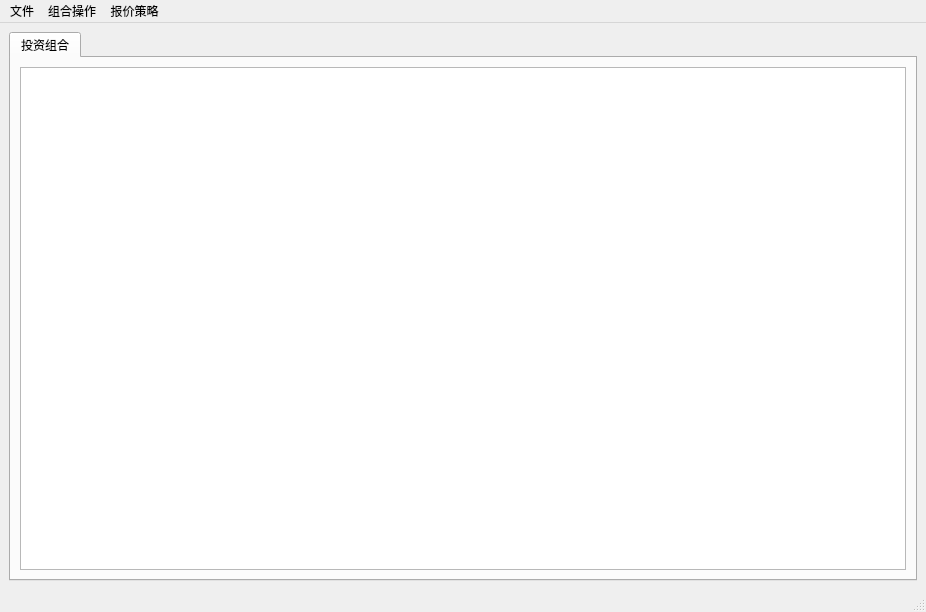
Before: the Qt Designer form easytrader/tradeui.ui in unit-xx/xfiles, drawn with Qt 5.
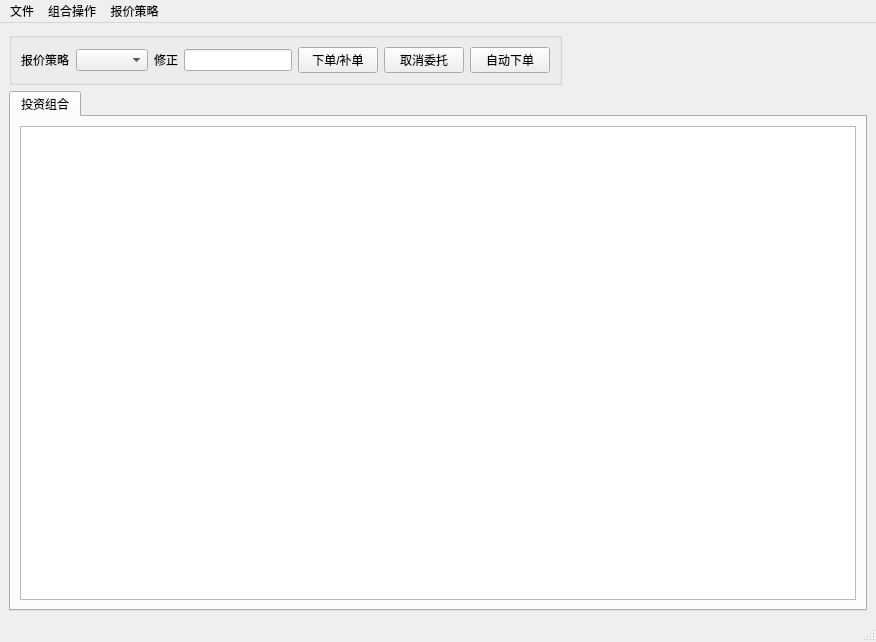
After: the same form once the commit is applied.

What changed in the file:
```diff
--- a/easytrader/tradeui.ui
+++ b/easytrader/tradeui.ui
@@ -6,8 +6,8 @@
    <rect>
     <x>0</x>
     <y>0</y>
-    <width>926</width>
-    <height>612</height>
+    <width>876</width>
+    <height>642</height>
    </rect>
   </property>
   <property name="sizePolicy">
@@ -20,8 +20,71 @@
    <string>EasyTrader</string>
   </property>
   <widget class="QWidget" name="centralwidget">
-   <layout class="QVBoxLayout" name="verticalLayout">
-    <item>
+   <layout class="QGridLayout" name="gridLayout_2">
+    <item row="0" column="0">
+     <widget class="QGroupBox" name="groupBox">
+      <property name="sizePolicy">
+       <sizepolicy hsizetype="Fixed" vsizetype="Fixed">
+        <horstretch>0</horstretch>
+        <verstretch>0</verstretch>
+       </sizepolicy>
+      </property>
+      <property name="title">
+       <string/>
+      </property>
+      <layout class="QGridLayout" name="gridLayout">
+       <item row="0" column="0">
+        <widget class="QLabel" name="label">
+         <property name="text">
+          <string>报价策略</string>
+         </property>
+        </widget>
+       </item>
+       <item row="0" column="1">
+        <widget class="QComboBox" name="comboBox"/>
+       </item>
+       <item row="0" column="2">
+        <widget class="QLabel" name="label_2">
+         <property name="text">
+          <string>修正</string>
+         </property>
+        </widget>
+       </item>
+       <item row="0" column="3">
+        <widget class="QLineEdit" name="lineEdit">
+         <property name="sizePolicy">
+          <sizepolicy hsizetype="Minimum" vsizetype="Fixed">
+           <horstretch>0</horstretch>
+           <verstretch>0</verstretch>
+          </sizepolicy>
+         </property>
+        </widget>
+       </item>
+       <item row="0" column="4">
+        <widget class="QPushButton" name="pushButton">
+         <property name="text">
+          <string>下单/补单</string>
+         </property>
+        </widget>
+       </item>
+       <item row="0" column="5">
+        <widget class="QPushButton" name="pushButton_2">
+         <property name="text">
+          <string>取消委托</string>
+         </property>
+        </widget>
+       </item>
+       <item row="0" column="6">
+        <widget class="QPushButton" name="pushButton_3">
+         <property name="text">
+          <string>自动下单</string>
+         </property>
+        </widget>
+       </item>
+      </layout>
+     </widget>
+    </item>
+    <item row="1" column="0">
      <widget class="QTabWidget" name="tabWidget">
       <property name="currentIndex">
        <number>0</number>
@@ -45,7 +108,7 @@
     <rect>
      <x>0</x>
      <y>0</y>
-     <width>926</width>
+     <width>876</width>
      <height>19</height>
     </rect>
    </property>
```
